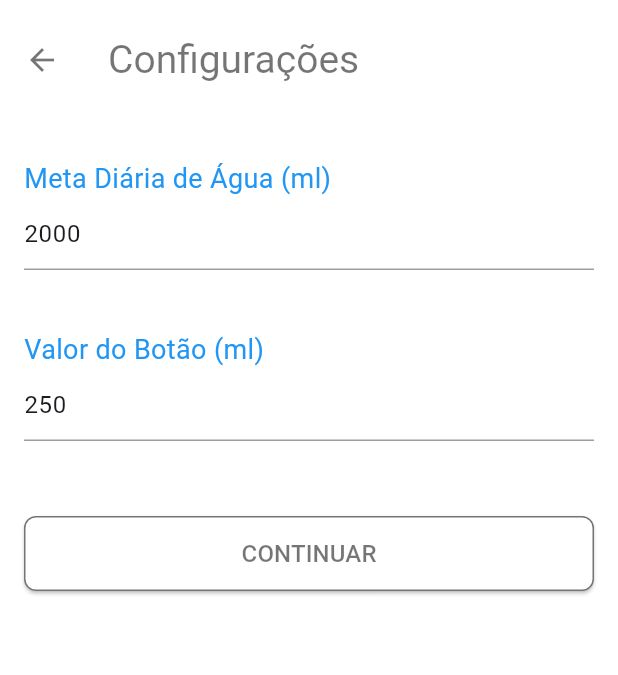
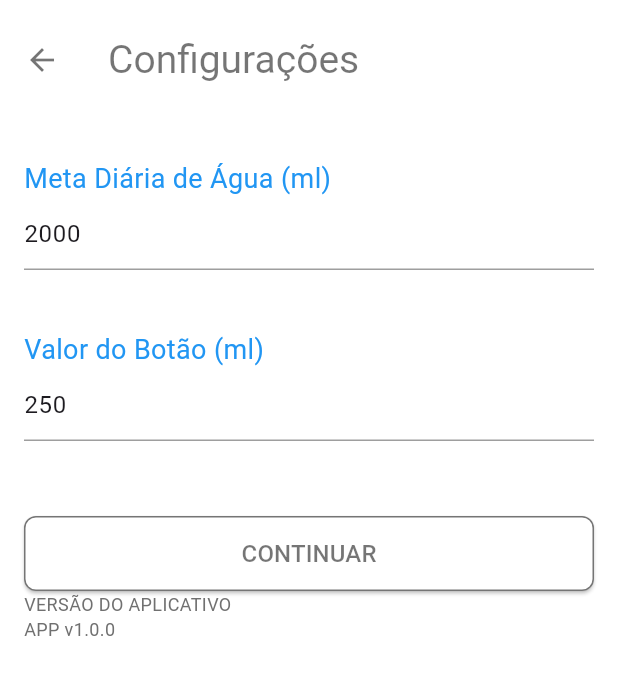
Before and after one commit to AndressaTancredi/water_remider, a Flutter app: the screen it shows after launch, after a tap on the "menu" icon, on a phone screen of 412 x 824 dp. Shown: the top 675 px of the screen. Run offline on Flutter 3.47's test engine with Material 3 defaults, Android fonts, the phone set to English and light mode, and no system bars; our stand-ins replace flutter_dotenv, get_it, go_router, package_info_plus; Roboto replaces fonts that are missing (DMSans).

Commit message:
config build version

```diff
--- a/lib/main.dart
+++ b/lib/main.dart
@@ -1,13 +1,23 @@
 import 'package:flutter/material.dart';
+import 'package:flutter_dotenv/flutter_dotenv.dart';
+import 'package:water_app/utils/injection_container.dart' as get_it;
 import 'package:water_app/utils/router.dart';
 
-void main() {
+void main() async {
+  WidgetsFlutterBinding.ensureInitialized();
+  await dotenv.load(fileName: "assets/.env");
+  await get_it.init();
   runApp(const WaterReminderApp());
 }
 
-class WaterReminderApp extends StatelessWidget {
+class WaterReminderApp extends StatefulWidget {
   const WaterReminderApp({super.key});
 
+  @override
+  State<WaterReminderApp> createState() => _WaterReminderAppState();
+}
+
+class _WaterReminderAppState extends State<WaterReminderApp> {
   @override
   Widget build(BuildContext context) {
     return MaterialApp.router(
--- a/lib/ui/settings_page.dart
+++ b/lib/ui/settings_page.dart
@@ -1,4 +1,5 @@
 import 'package:flutter/material.dart';
+import 'package:water_app/ui/widgets/app_version_widget.dart';
 
 class SettingsPage extends StatefulWidget {
   final double goal;
@@ -105,6 +106,7 @@ class SettingsPageState extends State<SettingsPage> {
                     style: TextStyle(color: Colors.black54, fontSize: 16)),
               ),
             ),
+            const AppVersionWidget(),
           ],
         ),
       ),
--- /dev/null
+++ b/lib/ui/widgets/app_version_widget.dart
@@ -0,0 +1,34 @@
+import 'package:flutter/cupertino.dart';
+import 'package:water_app/utils/app_metadata.dart';
+import 'package:water_app/utils/injection_container.dart';
+
+class AppVersionWidget extends StatelessWidget {
+  const AppVersionWidget({super.key});
+
+  TextStyle get textVersionStyle => const TextStyle(
+        fontFamily: "DMSans",
+        fontWeight: FontWeight.w400,
+        color: Color(0xff707070),
+        fontStyle: FontStyle.normal,
+        fontSize: 12,
+      );
+
+  @override
+  Widget build(BuildContext context) {
+    return Column(
+      crossAxisAlignment: CrossAxisAlignment.start,
+      children: [
+        Text("VERSÃO DO APLICATIVO", style: textVersionStyle),
+        FutureBuilder<String>(
+            future: sl<AppMetadata>().versionNumber(),
+            builder: (context, snapshot) {
+              if (snapshot.connectionState == ConnectionState.done) {
+                return Text('APP v${snapshot.data}', style: textVersionStyle);
+              } else {
+                return Container();
+              }
+            })
+      ],
+    );
+  }
+}
--- /dev/null
+++ b/lib/utils/app_metadata.dart
@@ -0,0 +1,12 @@
+import 'package:package_info_plus/package_info_plus.dart';
+
+class AppMetadata {
+  Future<String> versionNumber() async {
+    final PackageInfo packageInfo = await PackageInfo.fromPlatform();
+    return packageInfo.version;
+  }
+
+  Future<int> buildNumber() async {
+    return int.parse((await PackageInfo.fromPlatform()).buildNumber);
+  }
+}
--- /dev/null
+++ b/lib/utils/injection_container.dart
@@ -0,0 +1,9 @@
+import 'package:get_it/get_it.dart';
+
+import 'app_metadata.dart';
+
+final sl = GetIt.instance;
+
+Future<void> init() async {
+  sl.registerLazySingleton(() => AppMetadata());
+}
--- a/pubspec.yaml
+++ b/pubspec.yaml
@@ -12,6 +12,9 @@ dependencies:
     sdk: flutter
   cupertino_icons: ^1.0.2
   go_router: ^5.0.0
+  flutter_dotenv: ^5.1.0
+  get_it: 7.2.0
+  package_info_plus: ^4.1.0
 
 dev_dependencies:
   flutter_test:
@@ -20,3 +23,5 @@ dev_dependencies:
 
 flutter:
   uses-material-design: true
+  assets:
+    - assets/.env
```
Also changed, not shown: pubspec.lock, 237 other files.
